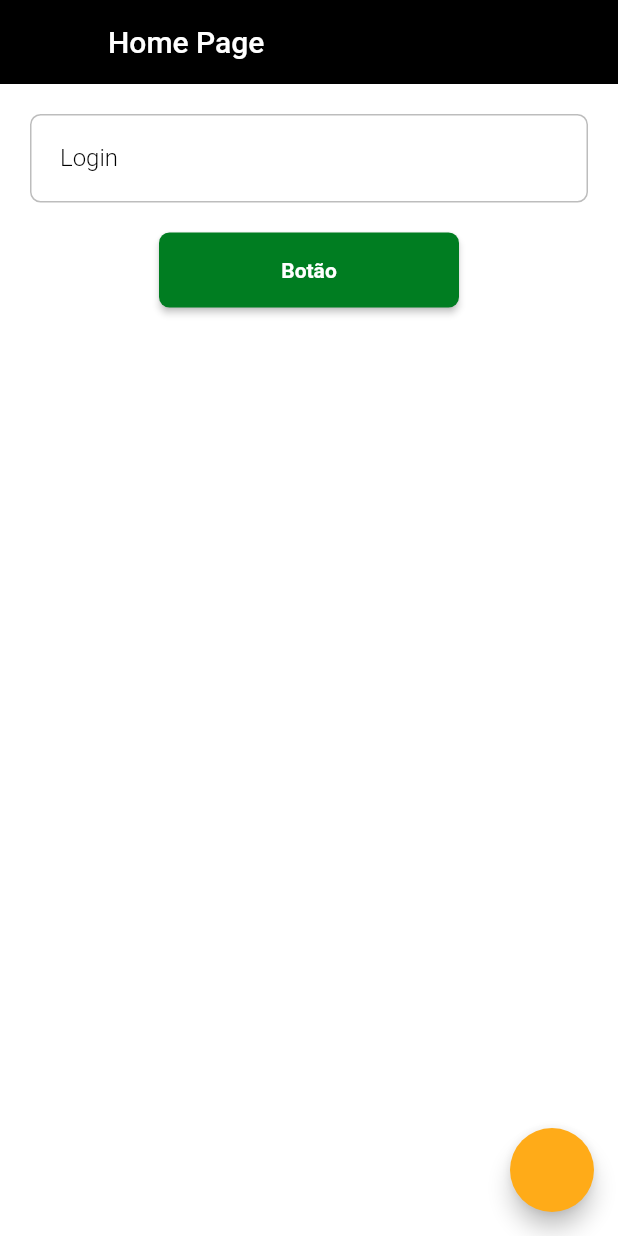
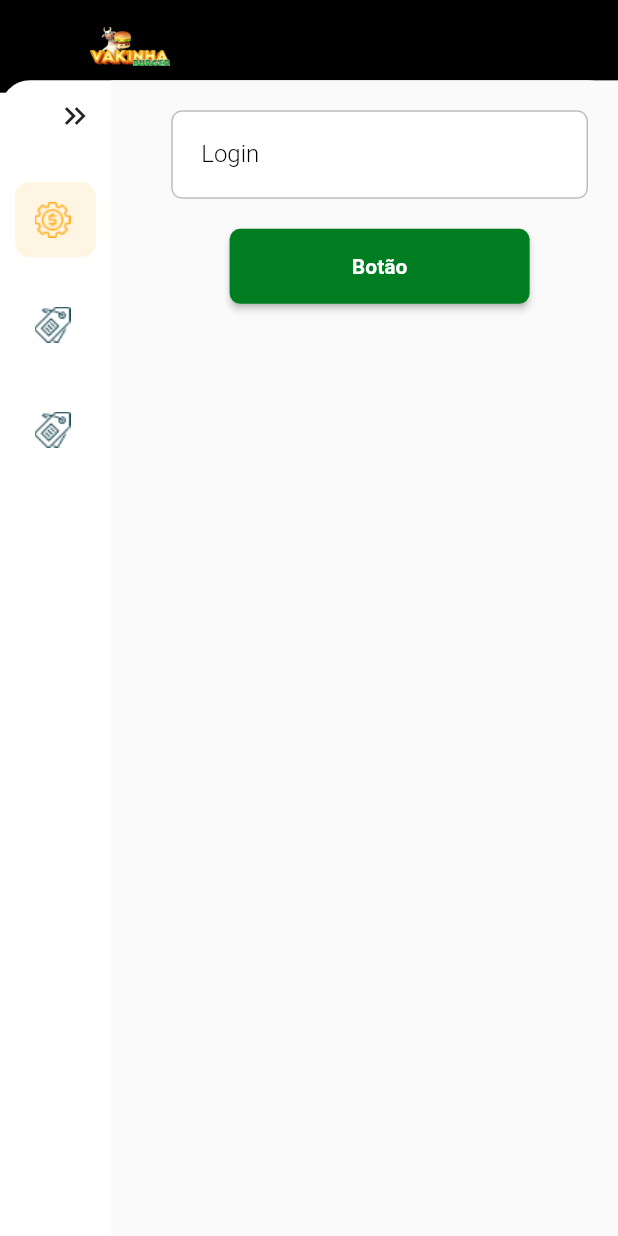
Before and after one commit to danielbrunoo/delivery_backoffice_dw10, a Flutter app: the HomePage screen opened by its route, on a phone screen of 412 x 824 dp. Run offline on Flutter 3.47's test engine with Material 2 defaults, Android fonts, the phone set to English and light mode, and no system bars; our stand-ins replace awesome_snackbar_content, dio, flutter_modular, loading_animation_widget, mobx; missing offline and left inert: dart:html, validatorless; generated files the repository leaves out were written again; Roboto replaces fonts that are missing (mplus).

Commit message:
Template and MenuBar

```diff
--- a/lib/src/app_module.dart
+++ b/lib/src/app_module.dart
@@ -15,6 +15,6 @@ class AppModule extends Module {
   @override
   List<ModularRoute> get routes => [
     ModuleRoute('/login', module: LoginModule()),
-    ChildRoute('/', child: (context, args) => const HomePage()),
+    ChildRoute('/home', child: (context, args) => const HomePage()),
   ];
 }
--- a/lib/src/modules/home/home_page.dart
+++ b/lib/src/modules/home/home_page.dart
@@ -1,6 +1,7 @@
 import 'package:flutter/material.dart';
 import '../../core/ui/helpers/loader.dart';
 import '../../core/ui/helpers/messages.dart';
+import '../template/base_layout.dart';
 
 class HomePage extends StatefulWidget {
   const HomePage({super.key});
@@ -12,28 +13,15 @@ class HomePage extends StatefulWidget {
 class _HomePageState extends State<HomePage> with Loader, Messages {
   @override
   Widget build(BuildContext context) {
-    return Scaffold(
-        appBar: AppBar(
-          title: const Text('Home Page'),
-        ),
-        floatingActionButton: FloatingActionButton(
-          onPressed: () async {
-            showLoader();
-            await Future.delayed(const Duration(seconds: 2));
-            hideLoader();
-            showError('Mensagem de erro');
-          },
-        ),
+    return BaseLayout(
       body: Container(
         child: Container(
-            // color: Colors.red,
-
           child: Column(
             children: [
               Padding(
                 padding: const EdgeInsets.all(20.0),
                 child: Form(
-                    autovalidateMode:  AutovalidateMode.onUserInteraction,
+                  autovalidateMode: AutovalidateMode.onUserInteraction,
                   child: TextFormField(
                     decoration: const InputDecoration(label: Text('Login')),
                     validator: (string) => 'Erro',
@@ -43,7 +31,9 @@ class _HomePageState extends State<HomePage> with Loader, Messages {
               SizedBox(
                 width: 200,
                 height: 50,
-                  child: ElevatedButton(onPressed: () {}, child: const Text('Botão'),
+                child: ElevatedButton(
+                  onPressed: () {},
+                  child: const Text('Botão'),
                 ),
               ),
             ],
--- a/lib/src/modules/login/login_page.dart
+++ b/lib/src/modules/login/login_page.dart
@@ -37,7 +37,7 @@ class _LoginPageState extends State<LoginPage> with Loader, Messages {
             break;
           case LoginStateStatus.success:
             hideLoader();
-            Modular.to.navigate('/');
+            Modular.to.navigate('/home');
             break;
           case LoginStateStatus.error:
             hideLoader();
--- /dev/null
+++ b/lib/src/modules/template/base_layout.dart
@@ -0,0 +1,62 @@
+import 'package:flutter/material.dart';
+import 'menu/menu_bar.dart' as menu;
+import '../../core/ui/helpers/size_extensions.dart';
+
+class BaseLayout extends StatelessWidget {
+  final Widget body;
+
+  const BaseLayout({required this.body, super.key});
+
+  @override
+  Widget build(BuildContext context) {
+    final screenWidth = context.screenWidth;
+    final shortesSide = context.screenshortestSide;
+    return Scaffold(
+      body: SizedBox(height: context.screenHeight,
+      child: Stack(
+        children: [
+          Container(
+            color: Colors.black,
+            constraints: BoxConstraints(
+              minWidth: screenWidth,
+              minHeight: shortesSide * .15,
+              maxHeight: shortesSide * .15,
+            ),
+            alignment: Alignment.centerLeft,
+            child: Container(
+              width: shortesSide * .13,
+              margin: const EdgeInsets.only(left: 60),
+              child: Image.asset('assets/images/logo.png',
+              ),
+            ),
+          ),
+          Positioned.fill(
+            top: shortesSide * .13,
+            child: Container(
+              decoration: const BoxDecoration(
+                color: Colors.white,
+                borderRadius: BorderRadius.horizontal(
+                  left: Radius.circular(20),
+                  right: Radius.circular(20),
+                  ),
+              ),
+              child: Row(
+                children: [
+              const menu.MenuBar(),
+                  Expanded(
+                    child: Container(
+                      padding: const EdgeInsets.only(left: 20),
+                      color: Colors.grey[50],
+                      child: body,
+                      ),
+                    ),
+                ],
+              ),
+            ),
+            ),
+        ],
+      ),
+      ),
+    );
+  }
+}
--- /dev/null
+++ b/lib/src/modules/template/menu/menu_bar.dart
@@ -0,0 +1,56 @@
+import 'package:flutter/material.dart';
+
+import '../../../core/ui/helpers/size_extensions.dart';
+import 'menu_button.dart';
+import 'menu_enum.dart';
+
+class MenuBar extends StatefulWidget {
+  const MenuBar({super.key});
+
+  @override
+  State<MenuBar> createState() => _MenuBarState();
+}
+
+class _MenuBarState extends State<MenuBar> {
+  Menu? selectedMenu;
+
+  @override
+  Widget build(BuildContext context) {
+    return SizedBox(
+      width: context.percentWidth(.18),
+      height: double.infinity,
+      child: Column(
+        mainAxisSize: MainAxisSize.max,
+        crossAxisAlignment: CrossAxisAlignment.center,
+        children: [
+          Align(
+            alignment: Alignment.centerRight,
+            child: IconButton(
+              onPressed: () {},
+              icon: const Icon(Icons.keyboard_double_arrow_right),
+            ),
+          ),
+          const SizedBox(
+            height: 10,
+          ),
+          ListView.builder(
+            shrinkWrap: true,
+            itemCount: Menu.values.length,
+            itemBuilder: (context, index) {
+              final menu = Menu.values[index];
+              return MenuButton(
+                menu: menu,
+                menuSelected: Menu.paymentType,
+                onPressed: (Menu value) {
+                  setState(() {
+                    selectedMenu = menu;
+                  });
+                },
+              );
+            },
+          ),
+        ],
+      ),
+    );
+  }
+}
--- /dev/null
+++ b/lib/src/modules/template/menu/menu_button.dart
@@ -0,0 +1,61 @@
+import 'package:flutter/material.dart';
+
+import '../../../core/ui/styles/text_styles.dart';
+import 'menu_enum.dart';
+
+class MenuButton extends StatelessWidget {
+  final Menu menu;
+  final Menu? menuSelected;
+  final ValueChanged<Menu> onPressed;
+
+  const MenuButton({super.key, required this.menu, this.menuSelected, required this.onPressed});
+
+  @override
+  Widget build(BuildContext context) {
+    final isSelected = menuSelected == menu;
+    return LayoutBuilder(
+      builder: (_, constrains) {
+        return Material(
+          color: Colors.transparent,
+          child: InkWell(
+            onTap: () => onPressed(menu),
+            borderRadius: BorderRadius.circular(20),
+            child: Container(
+              margin: const EdgeInsets.all(10),
+              padding: const EdgeInsets.all(5),
+              decoration: isSelected
+                  ? BoxDecoration(
+                      borderRadius: BorderRadius.circular(10),
+                      color: const Color(0XFFFFF5E2),
+                    )
+                  : null,
+              child: Row(
+                mainAxisSize: MainAxisSize.min,
+                children: [
+                  Padding(
+                    padding: const EdgeInsets.all(8.0),
+                    child: Image.asset(
+                      'assets/images/icons/${isSelected ? menu.assetIconSelected : menu.assetIcon}',
+                    ),
+                  ),
+                  const SizedBox(
+                    height: 10,
+                  ),
+                  Expanded(
+                    child: Text(
+                      menu.label,
+                      overflow: TextOverflow.ellipsis,
+                      style: (isSelected
+                          ? context.textStyles.textBold
+                          : context.textStyles.textRegular),
+                    ),
+                  ),
+                ],
+              ),
+            ),
+          ),
+        );
+      },
+    );
+  }
+}
--- /dev/null
+++ b/lib/src/modules/template/menu/menu_enum.dart
@@ -0,0 +1,27 @@
+enum Menu {
+  paymentType(
+    '/payment-type',
+    'payment_type_ico.png',
+    'payment_type_ico_selected.png',
+    'Administrar formas de pagamento',
+  ),
+  products(
+    '/products/',
+    'product_ico.png',
+    'product_ico_selected',
+    'Administrar produtos',
+  ),
+  ordes(
+    '/order/',
+    'product_ico.png',
+    'product_ico_selected',
+    'Administrar produtos',
+  );
+
+  final String route;
+  final String assetIcon;
+  final String assetIconSelected;
+  final String label;
+
+  const Menu(this.route, this.assetIcon, this.assetIconSelected, this.label);
+}
```
Lines whose indentation alone changed are shown as unchanged.
